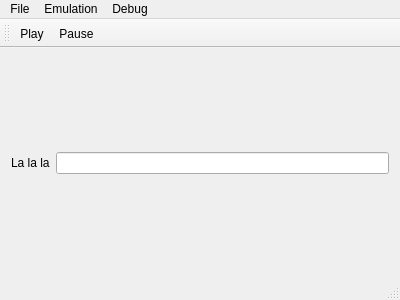
Before: the Qt Designer form KeemoQt/KeemoQt/keemomainwindow.ui in EngHell/Keemo, drawn with Qt 5.
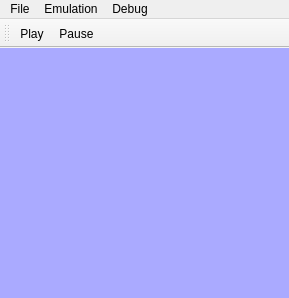
After: the same form once the commit is applied.

```diff
--- a/KeemoQt/KeemoQt/keemomainwindow.ui
+++ b/KeemoQt/KeemoQt/keemomainwindow.ui
@@ -6,33 +6,443 @@
    <rect>
     <x>0</x>
     <y>0</y>
-    <width>400</width>
-    <height>300</height>
+    <width>289</width>
+    <height>298</height>
    </rect>
   </property>
   <property name="windowTitle">
    <string>Keemo - GB Emulator</string>
   </property>
   <widget class="QWidget" name="centralWidget">
-   <layout class="QHBoxLayout" name="horizontalLayout">
-    <item>
-     <widget class="QLabel" name="label">
-      <property name="text">
-       <string>La la la</string>
-      </property>
-     </widget>
-    </item>
-    <item>
-     <widget class="QLineEdit" name="lineEdit"/>
-    </item>
-   </layout>
+   <property name="palette">
+    <palette>
+     <active>
+      <colorrole role="WindowText">
+       <brush brushstyle="SolidPattern">
+        <color alpha="255">
+         <red>0</red>
+         <green>0</green>
+         <blue>0</blue>
+        </color>
+       </brush>
+      </colorrole>
+      <colorrole role="Button">
+       <brush brushstyle="SolidPattern">
+        <color alpha="255">
+         <red>170</red>
+         <green>170</green>
+         <blue>255</blue>
+        </color>
+       </brush>
+      </colorrole>
+      <colorrole role="Light">
+       <brush brushstyle="SolidPattern">
+        <color alpha="255">
+         <red>255</red>
+         <green>255</green>
+         <blue>255</blue>
+        </color>
+       </brush>
+      </colorrole>
+      <colorrole role="Midlight">
+       <brush brushstyle="SolidPattern">
+        <color alpha="255">
+         <red>212</red>
+         <green>212</green>
+         <blue>255</blue>
+        </color>
+       </brush>
+      </colorrole>
+      <colorrole role="Dark">
+       <brush brushstyle="SolidPattern">
+        <color alpha="255">
+         <red>85</red>
+         <green>85</green>
+         <blue>127</blue>
+        </color>
+       </brush>
+      </colorrole>
+      <colorrole role="Mid">
+       <brush brushstyle="SolidPattern">
+        <color alpha="255">
+         <red>113</red>
+         <green>113</green>
+         <blue>170</blue>
+        </color>
+       </brush>
+      </colorrole>
+      <colorrole role="Text">
+       <brush brushstyle="SolidPattern">
+        <color alpha="255">
+         <red>0</red>
+         <green>0</green>
+         <blue>0</blue>
+        </color>
+       </brush>
+      </colorrole>
+      <colorrole role="BrightText">
+       <brush brushstyle="SolidPattern">
+        <color alpha="255">
+         <red>255</red>
+         <green>255</green>
+         <blue>255</blue>
+        </color>
+       </brush>
+      </colorrole>
+      <colorrole role="ButtonText">
+       <brush brushstyle="SolidPattern">
+        <color alpha="255">
+         <red>0</red>
+         <green>0</green>
+         <blue>0</blue>
+        </color>
+       </brush>
+      </colorrole>
+      <colorrole role="Base">
+       <brush brushstyle="SolidPattern">
+        <color alpha="255">
+         <red>255</red>
+         <green>255</green>
+         <blue>255</blue>
+        </color>
+       </brush>
+      </colorrole>
+      <colorrole role="Window">
+       <brush brushstyle="SolidPattern">
+        <color alpha="255">
+         <red>170</red>
+         <green>170</green>
+         <blue>255</blue>
+        </color>
+       </brush>
+      </colorrole>
+      <colorrole role="Shadow">
+       <brush brushstyle="SolidPattern">
+        <color alpha="255">
+         <red>0</red>
+         <green>0</green>
+         <blue>0</blue>
+        </color>
+       </brush>
+      </colorrole>
+      <colorrole role="AlternateBase">
+       <brush brushstyle="SolidPattern">
+        <color alpha="255">
+         <red>212</red>
+         <green>212</green>
+         <blue>255</blue>
+        </color>
+       </brush>
+      </colorrole>
+      <colorrole role="ToolTipBase">
+       <brush brushstyle="SolidPattern">
+        <color alpha="255">
+         <red>255</red>
+         <green>255</green>
+         <blue>220</blue>
+        </color>
+       </brush>
+      </colorrole>
+      <colorrole role="ToolTipText">
+       <brush brushstyle="SolidPattern">
+        <color alpha="255">
+         <red>0</red>
+         <green>0</green>
+         <blue>0</blue>
+        </color>
+       </brush>
+      </colorrole>
+     </active>
+     <inactive>
+      <colorrole role="WindowText">
+       <brush brushstyle="SolidPattern">
+        <color alpha="255">
+         <red>0</red>
+         <green>0</green>
+         <blue>0</blue>
+        </color>
+       </brush>
+      </colorrole>
+      <colorrole role="Button">
+       <brush brushstyle="SolidPattern">
+        <color alpha="255">
+         <red>170</red>
+         <green>170</green>
+         <blue>255</blue>
+        </color>
+       </brush>
+      </colorrole>
+      <colorrole role="Light">
+       <brush brushstyle="SolidPattern">
+        <color alpha="255">
+         <red>255</red>
+         <green>255</green>
+         <blue>255</blue>
+        </color>
+       </brush>
+      </colorrole>
+      <colorrole role="Midlight">
+       <brush brushstyle="SolidPattern">
+        <color alpha="255">
+         <red>212</red>
+         <green>212</green>
+         <blue>255</blue>
+        </color>
+       </brush>
+      </colorrole>
+      <colorrole role="Dark">
+       <brush brushstyle="SolidPattern">
+        <color alpha="255">
+         <red>85</red>
+         <green>85</green>
+         <blue>127</blue>
+        </color>
+       </brush>
+      </colorrole>
+      <colorrole role="Mid">
+       <brush brushstyle="SolidPattern">
+        <color alpha="255">
+         <red>113</red>
+         <green>113</green>
+         <blue>170</blue>
+        </color>
+       </brush>
+      </colorrole>
+      <colorrole role="Text">
+       <brush brushstyle="SolidPattern">
+        <color alpha="255">
+         <red>0</red>
+         <green>0</green>
+         <blue>0</blue>
+        </color>
+       </brush>
+      </colorrole>
+      <colorrole role="BrightText">
+       <brush brushstyle="SolidPattern">
+        <color alpha="255">
+         <red>255</red>
+         <green>255</green>
+         <blue>255</blue>
+        </color>
+       </brush>
+      </colorrole>
+      <colorrole role="ButtonText">
+       <brush brushstyle="SolidPattern">
+        <color alpha="255">
+         <red>0</red>
+         <green>0</green>
+         <blue>0</blue>
+        </color>
+       </brush>
+      </colorrole>
+      <colorrole role="Base">
+       <brush brushstyle="SolidPattern">
+        <color alpha="255">
+         <red>255</red>
+         <green>255</green>
+         <blue>255</blue>
+        </color>
+       </brush>
+      </colorrole>
+      <colorrole role="Window">
+       <brush brushstyle="SolidPattern">
+        <color alpha="255">
+         <red>170</red>
+         <green>170</green>
+         <blue>255</blue>
+        </color>
+       </brush>
+      </colorrole>
+      <colorrole role="Shadow">
+       <brush brushstyle="SolidPattern">
+        <color alpha="255">
+         <red>0</red>
+         <green>0</green>
+         <blue>0</blue>
+        </color>
+       </brush>
+      </colorrole>
+      <colorrole role="AlternateBase">
+       <brush brushstyle="SolidPattern">
+        <color alpha="255">
+         <red>212</red>
+         <green>212</green>
+         <blue>255</blue>
+        </color>
+       </brush>
+      </colorrole>
+      <colorrole role="ToolTipBase">
+       <brush brushstyle="SolidPattern">
+        <color alpha="255">
+         <red>255</red>
+         <green>255</green>
+         <blue>220</blue>
+        </color>
+       </brush>
+      </colorrole>
+      <colorrole role="ToolTipText">
+       <brush brushstyle="SolidPattern">
+        <color alpha="255">
+         <red>0</red>
+         <green>0</green>
+         <blue>0</blue>
+        </color>
+       </brush>
+      </colorrole>
+     </inactive>
+     <disabled>
+      <colorrole role="WindowText">
+       <brush brushstyle="SolidPattern">
+        <color alpha="255">
+         <red>85</red>
+         <green>85</green>
+         <blue>127</blue>
+        </color>
+       </brush>
+      </colorrole>
+      <colorrole role="Button">
+       <brush brushstyle="SolidPattern">
+        <color alpha="255">
+         <red>170</red>
+         <green>170</green>
+         <blue>255</blue>
+        </color>
+       </brush>
+      </colorrole>
+      <colorrole role="Light">
+       <brush brushstyle="SolidPattern">
+        <color alpha="255">
+         <red>255</red>
+         <green>255</green>
+         <blue>255</blue>
+        </color>
+       </brush>
+      </colorrole>
+      <colorrole role="Midlight">
+       <brush brushstyle="SolidPattern">
+        <color alpha="255">
+         <red>212</red>
+         <green>212</green>
+         <blue>255</blue>
+        </color>
+       </brush>
+      </colorrole>
+      <colorrole role="Dark">
+       <brush brushstyle="SolidPattern">
+        <color alpha="255">
+         <red>85</red>
+         <green>85</green>
+         <blue>127</blue>
+        </color>
+       </brush>
+      </colorrole>
+      <colorrole role="Mid">
+       <brush brushstyle="SolidPattern">
+        <color alpha="255">
+         <red>113</red>
+         <green>113</green>
+         <blue>170</blue>
+        </color>
+       </brush>
+      </colorrole>
+      <colorrole role="Text">
+       <brush brushstyle="SolidPattern">
+        <color alpha="255">
+         <red>85</red>
+         <green>85</green>
+         <blue>127</blue>
+        </color>
+       </brush>
+      </colorrole>
+      <colorrole role="BrightText">
+       <brush brushstyle="SolidPattern">
+        <color alpha="255">
+         <red>255</red>
+         <green>255</green>
+         <blue>255</blue>
+        </color>
+       </brush>
+      </colorrole>
+      <colorrole role="ButtonText">
+       <brush brushstyle="SolidPattern">
+        <color alpha="255">
+         <red>85</red>
+         <green>85</green>
+         <blue>127</blue>
+        </color>
+       </brush>
+      </colorrole>
+      <colorrole role="Base">
+       <brush brushstyle="SolidPattern">
+        <color alpha="255">
+         <red>170</red>
+         <green>170</green>
+         <blue>255</blue>
+        </color>
+       </brush>
+      </colorrole>
+      <colorrole role="Window">
+       <brush brushstyle="SolidPattern">
+        <color alpha="255">
+         <red>170</red>
+         <green>170</green>
+         <blue>255</blue>
+        </color>
+       </brush>
+      </colorrole>
+      <colorrole role="Shadow">
+       <brush brushstyle="SolidPattern">
+        <color alpha="255">
+         <red>0</red>
+         <green>0</green>
+         <blue>0</blue>
+        </color>
+       </brush>
+      </colorrole>
+      <colorrole role="AlternateBase">
+       <brush brushstyle="SolidPattern">
+        <color alpha="255">
+         <red>170</red>
+         <green>170</green>
+         <blue>255</blue>
+        </color>
+       </brush>
+      </colorrole>
+      <colorrole role="ToolTipBase">
+       <brush brushstyle="SolidPattern">
+        <color alpha="255">
+         <red>255</red>
+         <green>255</green>
+         <blue>220</blue>
+        </color>
+       </brush>
+      </colorrole>
+      <colorrole role="ToolTipText">
+       <brush brushstyle="SolidPattern">
+        <color alpha="255">
+         <red>0</red>
+         <green>0</green>
+         <blue>0</blue>
+        </color>
+       </brush>
+      </colorrole>
+     </disabled>
+    </palette>
+   </property>
+   <property name="layoutDirection">
+    <enum>Qt::RightToLeft</enum>
+   </property>
+   <property name="autoFillBackground">
+    <bool>true</bool>
+   </property>
+   <layout class="QHBoxLayout" name="horizontalLayout"/>
   </widget>
   <widget class="QMenuBar" name="menuBar">
    <property name="geometry">
     <rect>
      <x>0</x>
      <y>0</y>
-     <width>400</width>
+     <width>289</width>
      <height>21</height>
     </rect>
    </property>
@@ -73,7 +483,6 @@
    <addaction name="actionPlay"/>
    <addaction name="actionPause"/>
   </widget>
-  <widget class="QStatusBar" name="statusBar"/>
   <action name="actionOpen">
    <property name="text">
     <string>Open</string>
```
